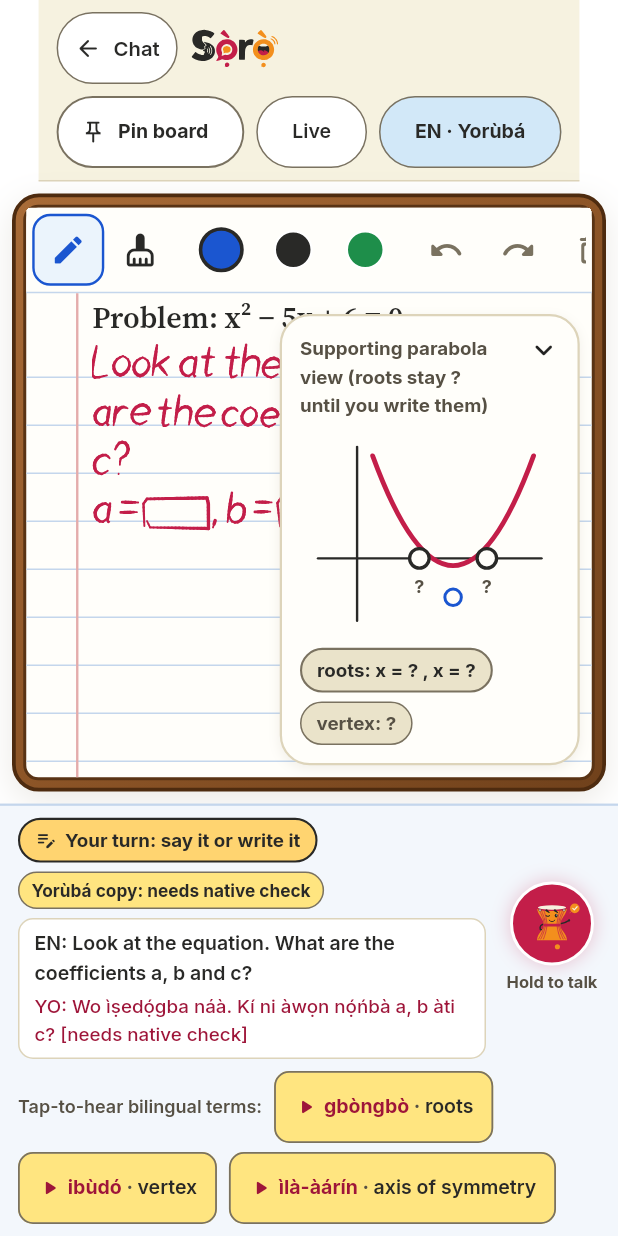
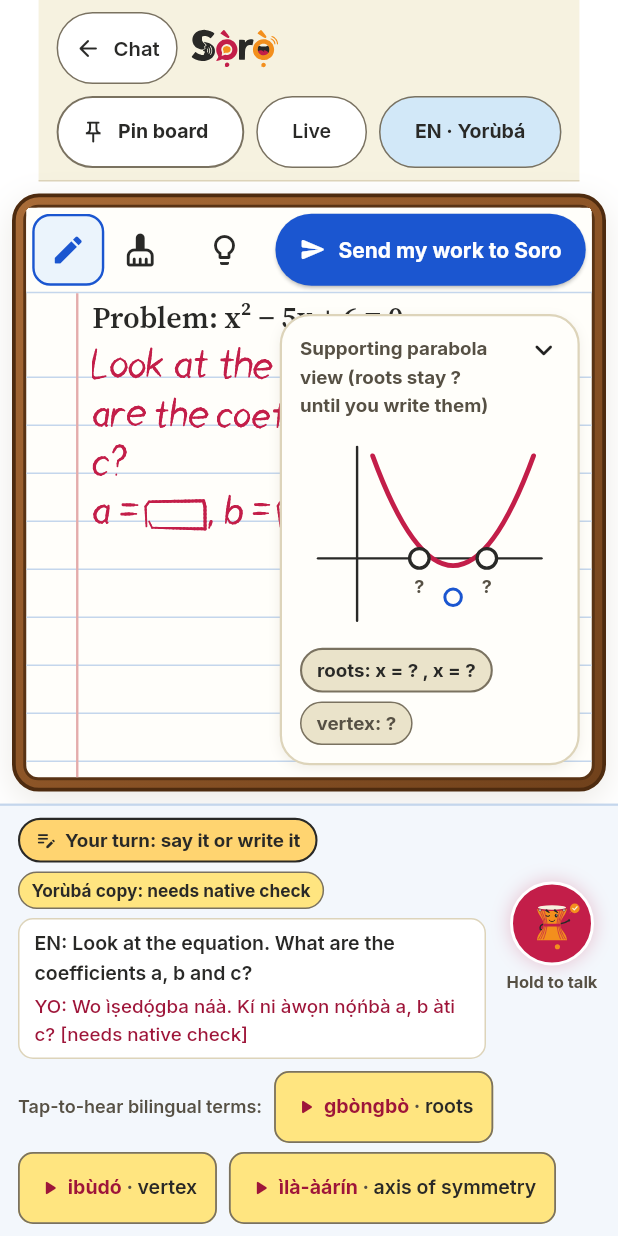
Before and after one commit to olowolayemogoodness-crypto/soro, a Flutter app: the BoardScreen screen opened directly with empty values, on a phone screen of 412 x 824 dp. Run offline on Flutter 3.47's test engine with Material 3 defaults, Android fonts, the phone set to English and light mode, and no system bars; our stand-ins replace flutter_svg; missing offline and left inert: dart:js_interop, dart:ui_web.

Commit message:
feat(board): compact tool row, solve-mode captions, handwriting spacing

```diff
--- a/app/lib/features/board/board_screen.dart
+++ b/app/lib/features/board/board_screen.dart
@@ -848,6 +848,9 @@ class _BoardScreenState extends State<BoardScreen> {
       color: const Color(0xFFFFFEFA),
       height: 56,
       padding: EdgeInsets.symmetric(horizontal: isPhone ? 4 : 10),
+      child: Row(
+        children: [
+          Expanded(
             child: SingleChildScrollView(
               scrollDirection: Axis.horizontal,
               child: Row(
@@ -895,7 +898,19 @@ class _BoardScreenState extends State<BoardScreen> {
                     tooltip: 'Clear page',
                     onPressed: _strokes.isEmpty ? null : _clearPage,
                   ),
+                ],
+              ),
+            ),
+          ),
           const SizedBox(width: 12),
+          if (MediaQuery.sizeOf(context).width < 900)
+            _toolButton(
+              key: const Key('show-me-how-button'),
+              icon: Icons.lightbulb_outline_rounded,
+              tooltip: BoardStrings.tr(lang, 'showMeHowBtn'),
+              onPressed: _requestSolve,
+            )
+          else
             SizedBox(
               height: 48,
               child: OutlinedButton(
@@ -944,7 +959,6 @@ class _BoardScreenState extends State<BoardScreen> {
             ),
           ),
         ],
-        ),
       ),
     );
   }
--- a/app/lib/features/board/tutor_pen_writer.dart
+++ b/app/lib/features/board/tutor_pen_writer.dart
@@ -87,13 +87,13 @@ class HandwritingPen implements TutorPenWriter {
     required double maxWidth,
     required double rule,
   }) {
-    final double s = rule / 15.5;
+    final double s = rule / 17;
     final double slant = math.tan(slantDegrees * math.pi / 180);
     final math.Random rnd = math.Random(text.hashCode);
     final List<PenCluster> clusters = PenFont.clusters(text);
 
     double unitsOf(PenCluster c) {
-      if (c.base == ' ') return 3.4;
+      if (c.base == ' ') return 4.6;
       if (c.base == '▢') return _blankUnits;
       if (c.base == '²' || c.base == '³') return 3.2;
       if (c.base == '✓') return 7;
@@ -121,7 +121,7 @@ class HandwritingPen implements TutorPenWriter {
     int row = 0;
     double usedWidth = 0;
     final double gap = 1.5 * s;
-    final double space = 3.4 * s;
+    final double space = 4.6 * s;
     final double phase = rnd.nextDouble() * 6;
 
     for (final List<int> word in words) {
@@ -473,7 +473,7 @@ class PenInkPainter extends CustomPainter {
 
   @override
   void paint(Canvas canvas, Size size) {
-    final double base = layout.rule / 15.5 * 0.95;
+    final double base = layout.rule / 17 * 0.98;
     final Paint paint = Paint()
       ..color = color
       ..strokeCap = StrokeCap.round
--- a/app/lib/features/board/tutor_script.dart
+++ b/app/lib/features/board/tutor_script.dart
@@ -564,7 +564,7 @@ class DemoQuadraticTutorScript implements TutorScript {
             text: text,
             textYo: '',
             caption: caption,
-            captionYo: '',
+            captionYo: caption,
             isAnalogy: analogy,
           ),
         ),
```
Lines whose indentation alone changed are shown as unchanged.
